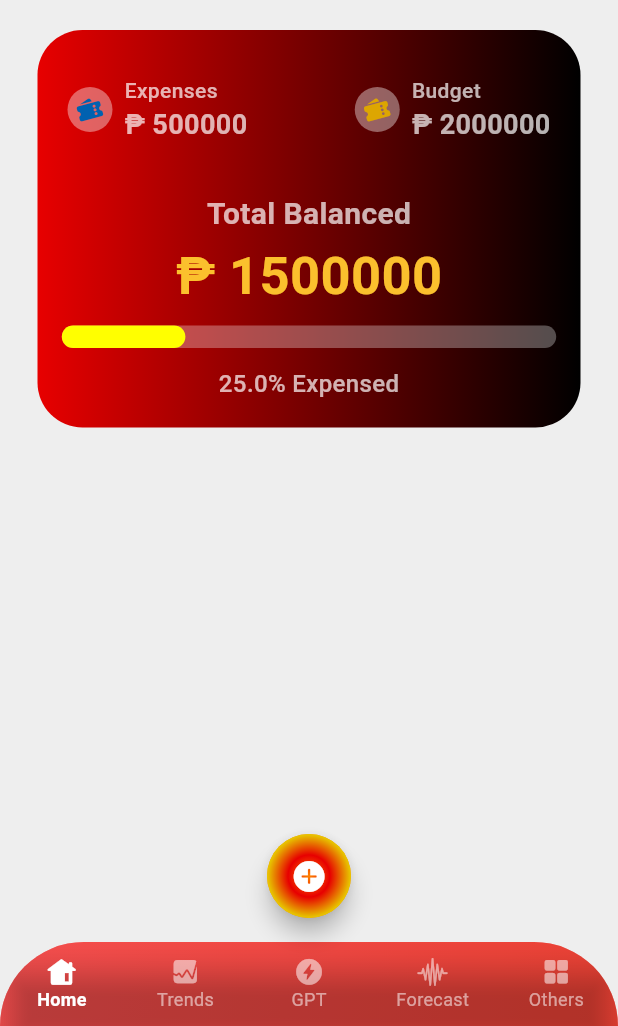
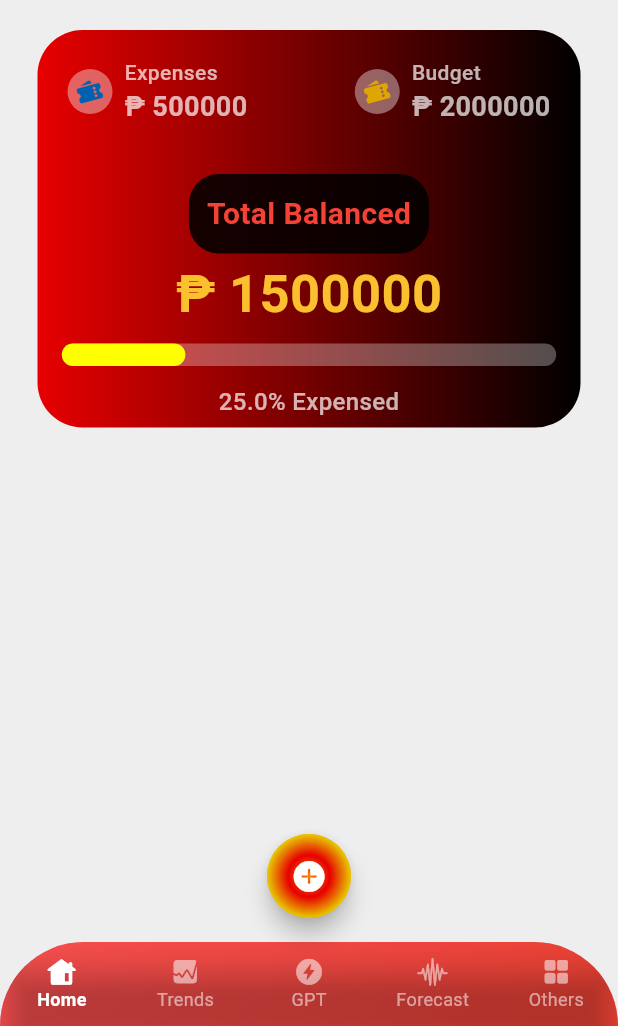
Before and after one commit to donyelqt/pera-pinoy, a Flutter app: the screen it shows after launch, on a phone screen of 412 x 824 dp, the part 210-1236 px from its top. Run offline on Flutter 3.47's test engine with Material 3 defaults, Android fonts, the phone set to English and light mode, and no system bars.

Commit message:
"Updated Total Balanced text display with a container and changed text color to red"

```diff
--- a/lib/screens/home/views/main_screen.dart
+++ b/lib/screens/home/views/main_screen.dart
@@ -189,12 +189,21 @@ class MainScreen extends StatelessWidget {
                       height:
                           20), // Space between budget/expenses and progress bar
                   // Progress Percentage Display
-                  const Text(
-                    "Total Balanced",
-                    style: TextStyle(
-                        fontSize: 20,
-                        color: Colors.white70,
-                        fontWeight: FontWeight.bold),
+                  Container(
+                    padding:
+                        EdgeInsets.all(12.0), // Adjust the padding as needed
+                    decoration: BoxDecoration(
+                      color: Colors.black87, // Set the background color to black
+                      borderRadius: BorderRadius.circular(
+                          20.0), // Adjust the border radius as needed
+                    ), // Set the background color to black
+                    child: const Text(
+                      "Total Balanced",
+                      style: TextStyle(
+                          fontSize: 20,
+                          color: Colors.red,
+                          fontWeight: FontWeight.bold),
+                    ),
                   ),
                   const SizedBox(height: 2),
                   Text(
```
